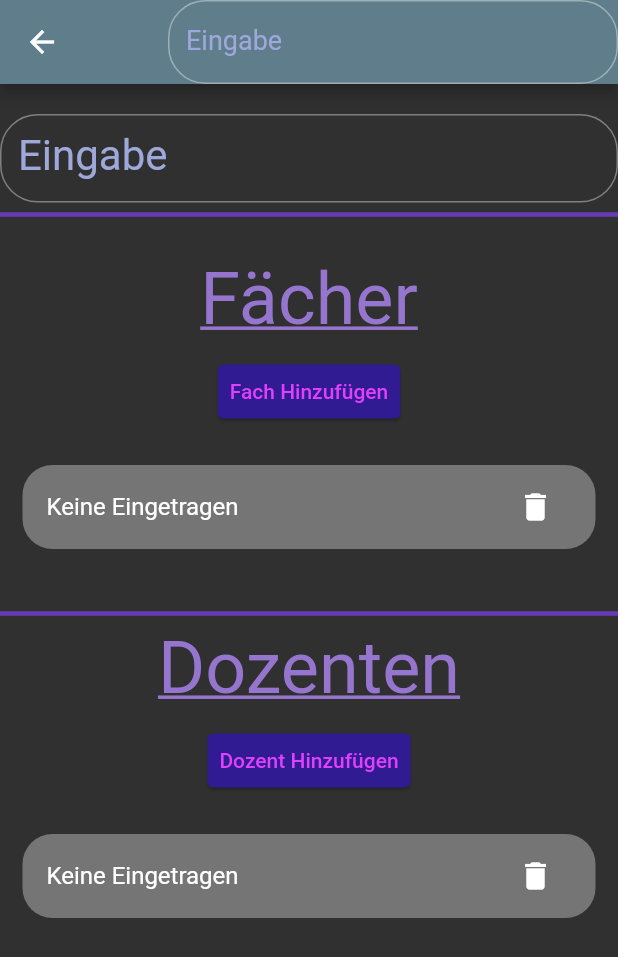
After one commit to trioxx-code/study_overview_helper, a Flutter app: the screen it shows after launch, after a tap on "Einstellungen", on a phone screen of 412 x 824 dp. The commit adds this screen. Shown: the top 957 px of the screen. Run offline on Flutter 3.47's test engine with Material 2 defaults, Android fonts, the light colour scheme and no system bars; our stand-ins replace file_picker, shared_preferences; missing offline and left inert: filesystem_picker.

Commit message:
implemented opening of files. implemented saving of files. implemented settings for classes and dozent

```diff
--- /dev/null
+++ b/lib/Pages/SettingsPage.dart
@@ -0,0 +1,223 @@
+import 'package:flutter/material.dart';
+import 'package:study_overview_helper/util/Storage.dart';
+
+class SettingsPage extends StatefulWidget {
+  @override
+  _SettingsPageState createState() => _SettingsPageState();
+}
+
+class _SettingsPageState extends State<SettingsPage> {
+  late TextEditingController _controller = new TextEditingController();
+  bool isNullClasses = true;
+  bool isNullDozents = true;
+  List<String>? classes = [];
+  List<String>? dozents = [];
+
+  @override
+  void dispose() {
+    _controller.dispose();
+    super.dispose();
+  }
+
+  @override
+  void initState() {
+    super.initState();
+    refresh();
+  }
+
+  @override
+  Widget build(BuildContext context) {
+    return Scaffold(
+      appBar: AppBar(
+        title: Text("Einstellungen"),
+        actions: [
+          Container(
+            width: 300,
+            child: TextField(
+              controller: _controller,
+              decoration: InputDecoration(
+                labelText: "Eingabe",
+                labelStyle: TextStyle(color: Colors.indigo.shade200,fontSize: 18),
+                fillColor: Colors.white,
+                border: OutlineInputBorder(
+                  borderSide: BorderSide(
+                      color: Colors.indigo.shade200, width: 2.0),
+                  borderRadius: BorderRadius.circular(25.0),
+                ),
+                focusedBorder: OutlineInputBorder(
+                  borderSide: BorderSide(
+                      color: Colors.indigo.shade200, width: 2.0),
+                  borderRadius: BorderRadius.circular(25.0),
+                ),
+              ),
+            ),
+          ),
+        ],
+      ),
+      body: SingleChildScrollView(
+        child: Column(
+          children: [
+            SizedBox(height: 20,),
+            TextField(
+              controller: _controller,
+              decoration: InputDecoration(
+                labelText: "Eingabe",
+                labelStyle: TextStyle(color: Colors.indigo.shade200,fontSize: 28),
+                fillColor: Colors.white,
+                border: OutlineInputBorder(
+                  borderSide: BorderSide(
+                      color: Colors.indigo.shade200, width: 2.0),
+                  borderRadius: BorderRadius.circular(25.0),
+                ),
+                focusedBorder: OutlineInputBorder(
+                  borderSide: BorderSide(
+                      color: Colors.indigo.shade200, width: 2.0),
+                  borderRadius: BorderRadius.circular(25.0),
+                ),
+              ),
+            ),
+            Divider(
+              color: Colors.deepPurple,
+              thickness: 3,
+            ),
+            SizedBox(height: 20,),
+            SettingsPageText("Fächer"),
+            SizedBox(height: 10,),
+            SettingsPageTextButton((){
+                  if(_controller.text.isNotEmpty) {
+                    setState(() {
+                      classes!.add(_controller.text);
+                      _controller.clear();
+                    });
+                    save(Storage.SP_CLASSES, classes!);
+                  }
+                }, "Fach"),
+            SizedBox(height: 10,),
+            ListView.separated(
+              padding: EdgeInsets.all(15),
+              separatorBuilder: (context, index) => SizedBox(height: 10,),
+              shrinkWrap: true,
+              itemCount: isNullClasses
+                  ? 1
+                  : classes!.isEmpty
+                      ? 1
+                      : show(isNullClasses | (classes!.length == 0))? 1 : classes!.length,
+              itemBuilder: (context, index) {
+                return ListTile(
+                  shape: RoundedRectangleBorder(borderRadius: BorderRadius.circular(20.0)),
+                  tileColor: Colors.grey.shade600,
+                  title: Text(
+                      (show(isNullClasses | (classes!.length == 0)) ? "Keine Eingetragen" : classes![index])),
+                  trailing: IconButton(
+                    icon: Icon(Icons.delete),
+                    onPressed: () {
+                      if(!isNullClasses)
+                        setState((){
+                          classes!.removeAt(index);
+                        });
+                      save(Storage.SP_CLASSES,classes!);
+                    },
+                  ),
+                );
+              },
+            ),
+            SizedBox(
+              height: 20,
+            ),
+            Divider(
+              color: Colors.deepPurple,
+              thickness: 3,
+            ),
+            SettingsPageText("Dozenten"),
+            SizedBox(height: 10,),
+            SettingsPageTextButton((){
+                  print(_controller.text);
+                  print(_controller.text.isNotEmpty);
+                  if(_controller.text.isNotEmpty) {
+                    setState(() {
+                      dozents!.add(_controller.text);
+                      _controller.clear();
+                    });
+                    save(Storage.SP_DOZENTS, dozents!);
+                  }
+                }, "Dozent",),
+            SizedBox(height: 10,),
+            ListView.separated(
+              padding: EdgeInsets.all(15),
+              separatorBuilder: (context, index) => SizedBox(height: 10,),
+              shrinkWrap: true,
+              itemCount: isNullDozents
+                  ? 1
+                  : dozents!.isEmpty
+                      ? 1
+                      : show(isNullDozents | (dozents!.length == 0))? 1 : dozents!.length,
+              itemBuilder: (context, index) {
+                return ListTile(
+                  shape: RoundedRectangleBorder(borderRadius: BorderRadius.circular(20.0)),
+                  tileColor: Colors.grey.shade600,
+                  title: Text(
+                      (show(isNullDozents | (dozents!.length == 0)) ? "Keine Eingetragen" : dozents![index])),
+                  trailing: IconButton(
+                    icon: Icon(Icons.delete),
+                    onPressed: () {
+                      if(!show(isNullDozents | (dozents!.length == 0)))
+                        setState((){
+                          dozents!.removeAt(index);
+                        });
+                      save(Storage.SP_DOZENTS, dozents!);
+                    },
+                  ),
+                );
+              },
+            ),
+            SizedBox(
+              height: 20,
+            ),
+          ],
+        ),
+      ),
+    );
+  }
+
+  bool show(bool s) => s;
+
+  Future refresh() async {
+    setState(() {});
+    classes = await Storage.readDataStringList(Storage.SP_CLASSES);
+    if (classes != null) isNullClasses = false;
+    else classes = [];
+    dozents = await Storage.readDataStringList(Storage.SP_DOZENTS);
+    if (dozents != null) isNullDozents = false;
+    else dozents = [];
+    setState(() {});
+  }
+
+  void save(String key, List<String> value) {
+    Storage.saveDataStringList(key, value);
+  }
+
+  Widget SettingsPageText(String text) {
+    return Text(text,
+      style: TextStyle(
+        color: Colors.deepPurple.shade300,
+        fontSize: 48,
+        decoration: TextDecoration.underline,
+      ),);
+  }
+
+  Widget SettingsPageTextButton(dynamic onPressed, String text) {
+    return TextButton(
+      onPressed: onPressed,
+      child: Text("$text Hinzufügen",
+        style: TextStyle(
+          color: Colors.purpleAccent,
+        ),
+      ),
+      style: ButtonStyle(
+        elevation: MaterialStateProperty.all(1),
+        backgroundColor: MaterialStateProperty.all(Colors.deepPurple.shade900),
+      ),
+    );
+  }
+
+}
--- a/lib/main.dart
+++ b/lib/main.dart
@@ -1,11 +1,11 @@
 import 'package:flutter/material.dart';
 import 'package:study_overview_helper/Pages/AddEditNotePage.dart';
-import 'package:study_overview_helper/Pages/NotesPage.dart';
+import 'package:study_overview_helper/Pages/SettingsPage.dart';
 
 void main() {
   runApp(HomePage());
 }
-
+//@info: release: https://flutter.dev/desktop
 class HomePage extends StatefulWidget {
   @override
   _HomePageState createState() => _HomePageState();
@@ -17,11 +17,10 @@ class _HomePageState extends State<HomePage> {
     return MaterialApp(
       debugShowCheckedModeBanner: false,
       theme: ThemeData(
-        appBarTheme: AppBarTheme(
-          backgroundColor: Colors.blueGrey,
-        ),
-        brightness: Brightness.dark
-      ),
+          appBarTheme: AppBarTheme(
+            backgroundColor: Colors.blueGrey,
+          ),
+          brightness: Brightness.dark),
       home: homeBuilder(context),
     );
   }
@@ -39,14 +38,23 @@ class _HomePageState extends State<HomePage> {
                 height: 10,
               ),
               OptionButton(() {
-                Navigator.of(context).push(
-                    MaterialPageRoute(builder: (context) => AddEditNotePage(fileName: null,)));
+                Navigator.of(context).push(MaterialPageRoute(
+                    builder: (context) => AddEditNotePage(
+                          fileName: null,
+                        )));
               }, "Neue Notiz"),
-              SizedBox(height: 10),
+              /*SizedBox(height: 10),
               OptionButton(() {
                 Navigator.of(context)
                     .push(MaterialPageRoute(builder: (context) => NotesPage()));
-              }, "Notizen ansehen"),
+              }, "Notizen ansehen"),*/
+              SizedBox(
+                height: 10,
+              ),
+              OptionButton(() {
+                Navigator.of(context).push(
+                    MaterialPageRoute(builder: (context) => SettingsPage()));
+              }, "Einstellungen"),
             ],
           ),
         ),
--- /dev/null
+++ b/lib/util/Storage.dart
@@ -0,0 +1,35 @@
+import 'package:shared_preferences/shared_preferences.dart';
+
+class Storage {
+
+  static const SP_DOZENTS = "Dozenten";
+  static const SP_CLASSES = "Klassen";
+
+  static void saveDataString(final String key, final String value) async {
+    if (key.isEmpty) return;
+    SharedPreferences sharedPreferences = await SharedPreferences.getInstance();
+    sharedPreferences.setString(key, value);
+  }
+
+  static void saveDataStringList(String key, List<String> value) async {
+    if(key.isEmpty) return;
+    SharedPreferences sharedPreferences = await SharedPreferences.getInstance();
+    sharedPreferences.setStringList(key, value);
+  }
+
+  static Future<List<String>?> readDataStringList(String key) async {
+    if(key.isEmpty) return null;
+    SharedPreferences sharedPreferences = await SharedPreferences.getInstance();
+    return sharedPreferences.getStringList(key);
+  }
+
+  static Future<dynamic> readData(final String key) async {
+    SharedPreferences sharedPreferences = await SharedPreferences.getInstance();
+    return sharedPreferences.get(key);
+  }
+
+  static Future<String?> readDataString(final String key) async {
+    SharedPreferences sharedPreferences = await SharedPreferences.getInstance();
+    return sharedPreferences.getString(key);
+  }
+}
--- a/pubspec.yaml
+++ b/pubspec.yaml
@@ -26,6 +26,8 @@ dependencies:
   path_provider:
   filesystem_picker: ^2.0.0-nullsafety.0
   permission_handler: ^8.1.4+2
+  shared_preferences: ^2.0.7
+  file_picker: ^4.0.1
 
   # The following adds the Cupertino Icons font to your application.
   # Use with the CupertinoIcons class for iOS style icons.
```
Also changed, not shown: lib/Pages/AddEditNotePage.dart (+51 -21 lines), lib/Pages/NotesPage.dart (+44 -44 lines), lib/util/Constants.dart (renamed from lib/Constants.dart), pubspec.lock.
